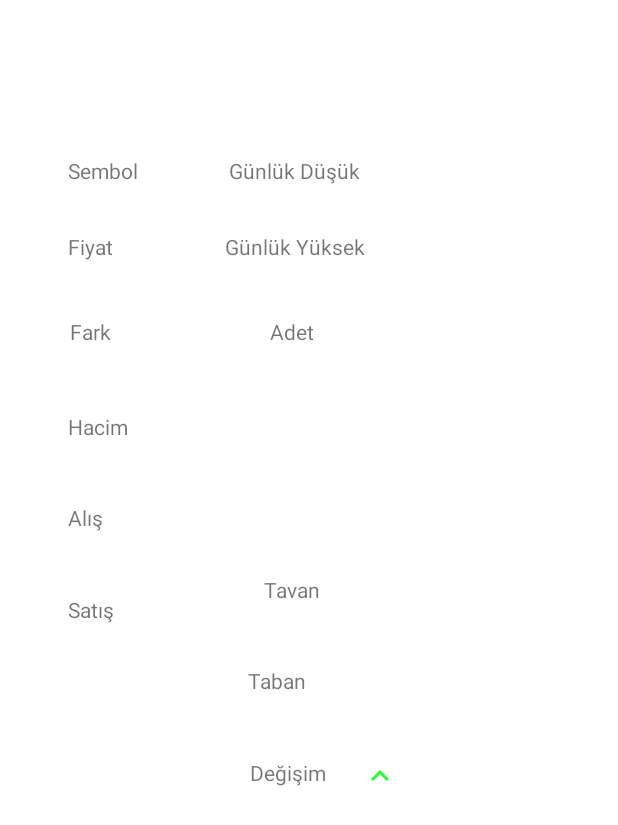
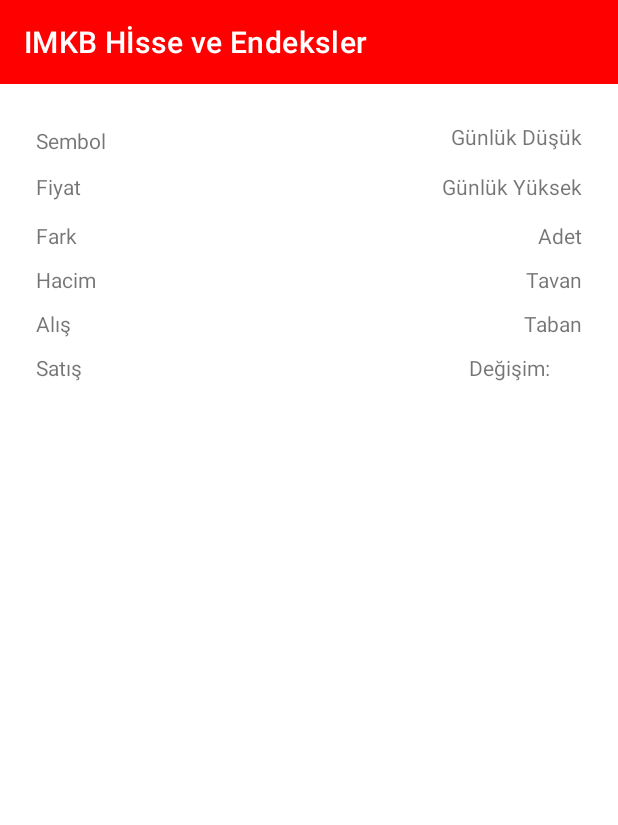
Before and after one commit to ahmettekin1063/IMKBHisse, an Android app: the layout activity_detail.xml on its own in the app's theme, with its tools: preview values and no code run, on a phone screen of 412 x 824 dp. Shown: the top 825 px of the screen. Run offline under Robolectric (Android 15) with nearby library versions, the phone set to English and light mode, and no system bars.

Commit message:
DetailActivity configured

```diff
--- a/app/src/main/java/com/ahmettekin/imkbhisseveendeksler/view/MainActivity.kt
+++ b/app/src/main/java/com/ahmettekin/imkbhisseveendeksler/view/MainActivity.kt
@@ -23,6 +23,7 @@
     val platformName="AndroidSimulator"
     val deviceModel="sdk_gphone_x86"
     val manifacturer="Google"
+
     var mAesKey=""
     var mAesIV=""
     var mAuthorization=""
--- a/app/src/main/res/layout/activity_detail.xml
+++ b/app/src/main/res/layout/activity_detail.xml
@@ -7,137 +7,135 @@
     tools:context=".view.DetailActivity">
 
     <TextView
-        android:id="@+id/tvDetaySembol"
-        android:layout_width="wrap_content"
-        android:layout_height="wrap_content"
-        android:layout_marginStart="45dp"
-        android:layout_marginTop="104dp"
-        android:text="Sembol"
-        app:layout_constraintStart_toStartOf="parent"
-        app:layout_constraintTop_toTopOf="parent" />
-
-    <TextView
         android:id="@+id/tvDetayTaban"
         android:layout_width="wrap_content"
         android:layout_height="wrap_content"
-        android:layout_marginEnd="9dp"
-        android:layout_marginBottom="42dp"
+        android:layout_marginTop="10dp"
         android:text="Taban"
-        app:layout_constraintBottom_toTopOf="@+id/textView13"
-        app:layout_constraintEnd_toEndOf="@+id/tvDetayTavan" />
+        app:layout_constraintEnd_toEndOf="@+id/tvDetayTavan"
+        app:layout_constraintTop_toBottomOf="@+id/tvDetayTavan" />
 
     <TextView
         android:id="@+id/tvDetayTavan"
         android:layout_width="wrap_content"
         android:layout_height="wrap_content"
-        android:layout_marginBottom="41dp"
+        android:layout_marginTop="10dp"
         android:text="Tavan"
-        app:layout_constraintBottom_toTopOf="@+id/tvDetayTaban"
-        app:layout_constraintEnd_toEndOf="parent"
-        app:layout_constraintHorizontal_bias="0.47"
-        app:layout_constraintStart_toStartOf="parent" />
+        app:layout_constraintEnd_toEndOf="@+id/tvDetayAdet"
+        app:layout_constraintTop_toBottomOf="@+id/tvDetayAdet" />
 
     <TextView
         android:id="@+id/tvDetayAdet"
         android:layout_width="wrap_content"
         android:layout_height="wrap_content"
-        android:layout_marginTop="37dp"
+        android:layout_marginTop="13dp"
         android:text="Adet"
-        app:layout_constraintEnd_toEndOf="parent"
-        app:layout_constraintHorizontal_bias="0.47"
-        app:layout_constraintStart_toStartOf="parent"
+        app:layout_constraintEnd_toEndOf="@+id/tvDetayGunYuk"
         app:layout_constraintTop_toBottomOf="@+id/tvDetayGunYuk" />
 
     <TextView
         android:id="@+id/tvDetayGunYuk"
         android:layout_width="wrap_content"
         android:layout_height="wrap_content"
-        android:layout_marginTop="31dp"
+        android:layout_marginTop="14dp"
         android:text="Günlük Yüksek"
-        app:layout_constraintEnd_toEndOf="parent"
-        app:layout_constraintHorizontal_bias="0.47"
-        app:layout_constraintStart_toStartOf="parent"
+        app:layout_constraintEnd_toEndOf="@+id/tvDetayGunDus"
         app:layout_constraintTop_toBottomOf="@+id/tvDetayGunDus" />
 
     <TextView
         android:id="@+id/tvDetayGunDus"
         android:layout_width="wrap_content"
         android:layout_height="wrap_content"
+        android:layout_marginTop="25dp"
+        android:layout_marginEnd="24dp"
         android:text="Günlük Düşük"
         app:layout_constraintEnd_toEndOf="parent"
-        app:layout_constraintHorizontal_bias="0.47"
+        app:layout_constraintTop_toBottomOf="@+id/toolbar2" />
+
+    <TextView
+        android:id="@+id/tvDetayFiyat"
+        android:layout_width="wrap_content"
+        android:layout_height="wrap_content"
+        android:layout_marginTop="11dp"
+        android:text="Fiyat"
+        app:layout_constraintStart_toStartOf="@+id/tvDetaySembol"
+        app:layout_constraintTop_toBottomOf="@+id/tvDetaySembol" />
+
+    <TextView
+        android:id="@+id/tvDetayFark"
+        android:layout_width="wrap_content"
+        android:layout_height="wrap_content"
+        android:layout_marginTop="13dp"
+        android:text="Fark"
+        app:layout_constraintStart_toStartOf="@+id/tvDetayFiyat"
+        app:layout_constraintTop_toBottomOf="@+id/tvDetayFiyat" />
+
+    <TextView
+        android:id="@+id/tvDetayHacim"
+        android:layout_width="wrap_content"
+        android:layout_height="wrap_content"
+        android:layout_marginTop="10dp"
+        android:text="Hacim"
+        app:layout_constraintStart_toStartOf="@+id/tvDetayFark"
+        app:layout_constraintTop_toBottomOf="@+id/tvDetayFark" />
+
+    <TextView
+        android:id="@+id/tvDetayAlis"
+        android:layout_width="wrap_content"
+        android:layout_height="wrap_content"
+        android:layout_marginTop="10dp"
+        android:text="Alış"
+        app:layout_constraintStart_toStartOf="@+id/tvDetayHacim"
+        app:layout_constraintTop_toBottomOf="@+id/tvDetayHacim" />
+
+    <TextView
+        android:id="@+id/tvDetaySembol"
+        android:layout_width="wrap_content"
+        android:layout_height="wrap_content"
+        android:layout_marginStart="24dp"
+        android:layout_marginTop="28dp"
+        android:text="Sembol"
         app:layout_constraintStart_toStartOf="parent"
-        app:layout_constraintTop_toTopOf="@+id/tvDetaySembol" />
+        app:layout_constraintTop_toBottomOf="@+id/toolbar2" />
 
     <TextView
         android:id="@+id/tvDetaySatis"
         android:layout_width="wrap_content"
         android:layout_height="wrap_content"
-        android:layout_marginStart="45dp"
-        android:layout_marginTop="42dp"
+        android:layout_marginTop="10dp"
         android:text="Satış"
-        app:layout_constraintStart_toStartOf="parent"
+        app:layout_constraintStart_toStartOf="@+id/tvDetayAlis"
         app:layout_constraintTop_toBottomOf="@+id/tvDetayAlis" />
-
-    <TextView
-        android:id="@+id/tvDetayAlis"
-        android:layout_width="wrap_content"
-        android:layout_height="wrap_content"
-        android:layout_marginStart="45dp"
-        android:layout_marginTop="41dp"
-        android:text="Alış"
-        app:layout_constraintStart_toStartOf="parent"
-        app:layout_constraintTop_toBottomOf="@+id/tvDetayHacim" />
-
-    <TextView
-        android:id="@+id/tvDetayHacim"
-        android:layout_width="wrap_content"
-        android:layout_height="wrap_content"
-        android:layout_marginStart="45dp"
-        android:layout_marginTop="44dp"
-        android:text="Hacim"
-        app:layout_constraintStart_toStartOf="parent"
-        app:layout_constraintTop_toBottomOf="@+id/tvDetayFark" />
-
-    <TextView
-        android:id="@+id/tvDetayFark"
-        android:layout_width="wrap_content"
-        android:layout_height="wrap_content"
-        android:layout_marginTop="37dp"
-        android:text="Fark"
-        app:layout_constraintEnd_toEndOf="@+id/tvDetayFiyat"
-        app:layout_constraintStart_toStartOf="@+id/tvDetayFiyat"
-        app:layout_constraintTop_toBottomOf="@+id/tvDetayFiyat" />
-
-    <TextView
-        android:id="@+id/tvDetayFiyat"
-        android:layout_width="wrap_content"
-        android:layout_height="wrap_content"
-        android:layout_marginTop="31dp"
-        android:layout_marginEnd="1dp"
-        android:text="Fiyat"
-        app:layout_constraintEnd_toEndOf="@+id/tvDetaySatis"
-        app:layout_constraintStart_toStartOf="@+id/tvDetaySembol"
-        app:layout_constraintTop_toBottomOf="@+id/tvDetaySembol" />
 
     <TextView
         android:id="@+id/textView13"
         android:layout_width="wrap_content"
         android:layout_height="wrap_content"
-        android:layout_marginEnd="24dp"
-        android:text="Değişim"
-        app:layout_constraintEnd_toStartOf="@+id/imgDetayDegisim"
-        app:layout_constraintTop_toTopOf="@+id/imgDetayDegisim" />
+        android:layout_marginTop="10dp"
+        android:layout_marginEnd="21dp"
+        android:text="Değişim:"
+        app:layout_constraintEnd_toEndOf="@+id/tvDetayTaban"
+        app:layout_constraintTop_toBottomOf="@+id/tvDetayTaban" />
 
     <ImageView
         android:id="@+id/imgDetayDegisim"
-        android:layout_width="wrap_content"
+        android:layout_width="0dp"
+        android:layout_height="0dp"
+        app:layout_constraintBottom_toBottomOf="@+id/textView13"
+        app:layout_constraintEnd_toEndOf="@+id/tvDetayTaban"
+        app:layout_constraintStart_toEndOf="@+id/textView13"
+        app:layout_constraintTop_toTopOf="@+id/textView13"
+        app:srcCompat="@drawable/none" />
+
+    <androidx.appcompat.widget.Toolbar
+        android:id="@+id/toolbar2"
+        android:layout_width="0dp"
         android:layout_height="wrap_content"
-        android:layout_marginStart="37dp"
-        android:layout_marginTop="184dp"
-        android:layout_marginBottom="185dp"
-        app:layout_constraintBottom_toBottomOf="parent"
-        app:layout_constraintStart_toEndOf="@+id/tvDetayTaban"
-        app:layout_constraintTop_toTopOf="@+id/tvDetayAdet"
-        app:srcCompat="@drawable/up_arrow" />
+        android:background="?attr/colorPrimary"
+        android:minHeight="?attr/actionBarSize"
+        android:theme="?attr/actionBarTheme"
+        app:layout_constraintEnd_toEndOf="parent"
+        app:layout_constraintStart_toStartOf="parent"
+        app:layout_constraintTop_toTopOf="parent"
+        app:title="IMKB Hİsse ve Endeksler" />
 </androidx.constraintlayout.widget.ConstraintLayout>
--- a/app/src/main/res/layout/activity_stocks_and_indices.xml
+++ b/app/src/main/res/layout/activity_stocks_and_indices.xml
@@ -70,14 +70,14 @@
 
             <TextView
                 android:id="@+id/textView4"
-                android:layout_width="wrap_content"
-                android:layout_height="wrap_content"
+                android:layout_width="40dp"
+                android:layout_height="19dp"
                 android:layout_marginStart="16dp"
                 android:text="Fark"
                 app:layout_constraintBottom_toBottomOf="parent"
                 app:layout_constraintStart_toEndOf="@+id/textView3"
                 app:layout_constraintTop_toTopOf="parent"
-                app:layout_constraintVertical_bias="0.523" />
+                app:layout_constraintVertical_bias="0.476" />
 
             <TextView
                 android:id="@+id/textView5"
```
Also changed, not shown: app/src/main/java/com/ahmettekin/imkbhisseveendeksler/adapter/StocksAdapter.kt (+22 -18 lines), app/src/main/java/com/ahmettekin/imkbhisseveendeksler/model/DetailRequestModel.kt (added, +9 -0 lines), app/src/main/java/com/ahmettekin/imkbhisseveendeksler/service/DetailApiClient.kt (deleted, +0 -20 lines), app/src/main/java/com/ahmettekin/imkbhisseveendeksler/service/DetailApiInterface.kt (+5 -2 lines), app/src/main/java/com/ahmettekin/imkbhisseveendeksler/view/DetailActivity.kt (+67 -25 lines), app/src/main/java/com/ahmettekin/imkbhisseveendeksler/view/StocksAndIndices.kt (+12 -6 lines), app/src/main/res/layout/row_layout.xml (+4 -4 lines).
